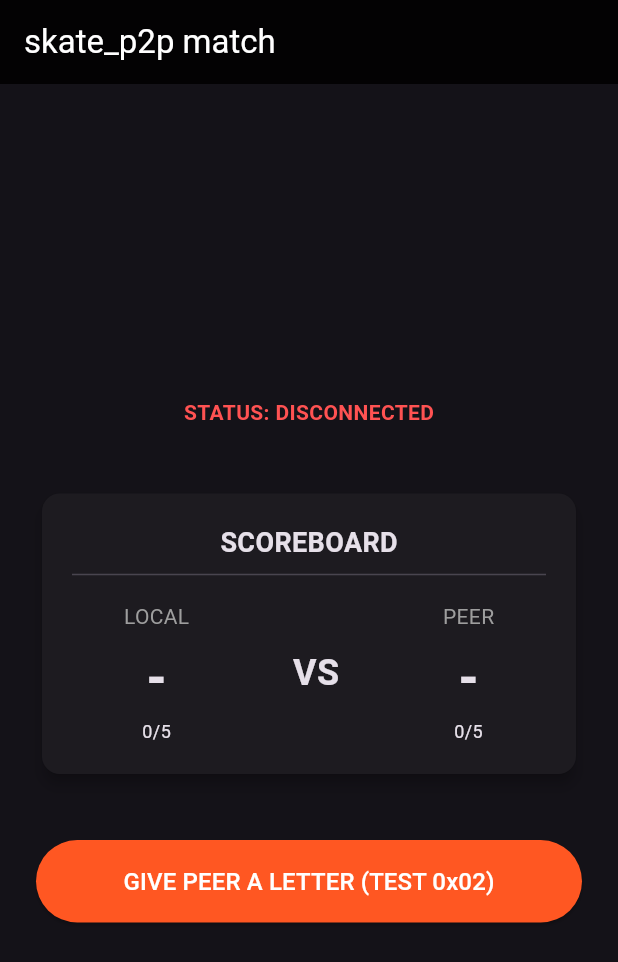
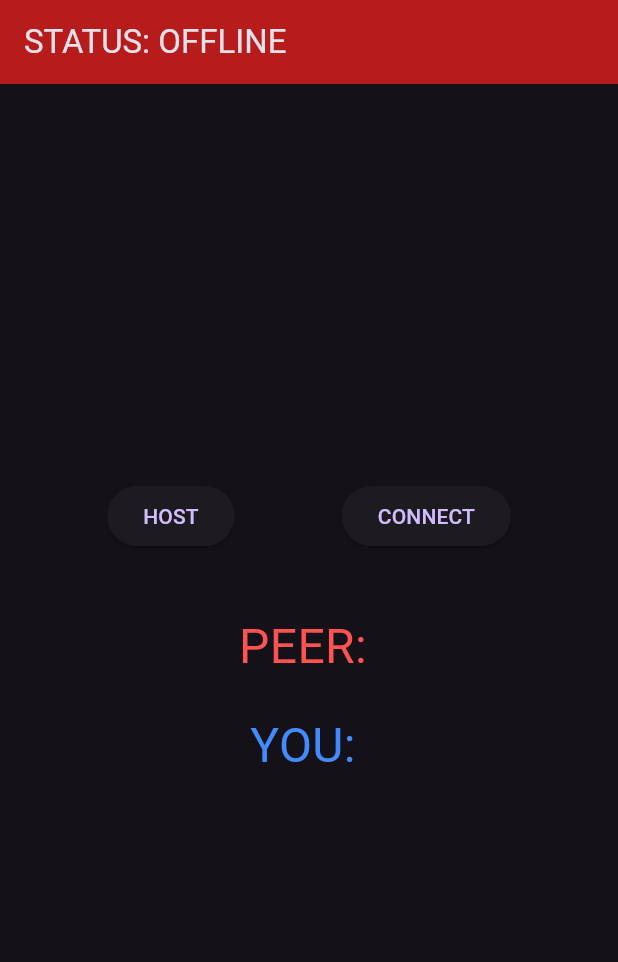
Before and after one commit to ponder-the-orb/skate_p2p, a Flutter app: the screen it shows after launch, on a phone screen of 412 x 824 dp. Shown: the top 962 px of the screen. Run offline on Flutter 3.47's test engine with Material 3 defaults, Android fonts, the phone set to English and light mode, and no system bars.

Commit message:
checkpoint: working binary packer and dispatcher, transitioning network service to websockets

```diff
--- a/lib/core/state/app_state.dart
+++ b/lib/core/state/app_state.dart
@@ -5,10 +5,12 @@ class AppState extends ChangeNotifier {
   int _localLetters = 0;
   int _peerLetters = 0;
   bool _isConnected = false;
+  bool _isMyTurn = true;
 
   int get localLetters => _localLetters;
   int get peerLetters => _peerLetters;
   bool get isConnected => _isConnected;
+  bool get isMyTurn => _isMyTurn;
 
   void setConnectionStatus(bool status) {
     _isConnected = status;
@@ -25,4 +27,9 @@ class AppState extends ChangeNotifier {
     notifyListeners();
   }
 
+  void setTurnState(bool myTurn) {
+    _isMyTurn = myTurn;
+    notifyListeners();
+  }
+
 }
--- a/lib/main.dart
+++ b/lib/main.dart
@@ -1,68 +1,106 @@
 import 'package:flutter/material.dart';
+import 'package:provider/provider.dart';
 import 'core/state/app_state.dart';
-import 'core/network/signaling_service.dart';
 import 'core/network/packet_dispatcher.dart';
-import 'ui/screens/match_screen.dart';
+import 'core/network/network_service.dart';
+import 'core/network/binary_packer.dart';
 
 void main() {
-  runApp(const SkateApp());
+  final appState = AppState();
+  final dispatcher = PacketDispatcher(appState);
+  final network = NetworkService(dispatcher, appState);
+
+  runApp(
+    ChangeNotifierProvider.value(
+      value: appState,
+      child: MaterialApp(
+        debugShowCheckedModeBanner: false,
+        theme: ThemeData.dark(),
+        home: SkateGameScreen(network: network),
+      ),
+    ),
+  );
 }
 
-class SkateApp extends StatefulWidget {
-  const SkateApp({Key? key}) : super(key: key);
-
-  @override
-  State<SkateApp> createState() => _SkateAppState();
-}
-
-class _SkateAppState extends State<SkateApp> {
-  // Core system instances initialized at the top level of the app
-  final AppState _appState = AppState();
-  late final SignalingService _signalingService;
-  late final PacketDispatcher _packetDispatcher;
-
-  @override
-  void initState() {
-    super.initState();
-    _packetDispatcher = PacketDispatcher(_appState);
-    _signalingService = SignalingService();
-
-    // Connect to our local server via ADB reverse tunnel
-    _signalingService.connect(
-      'ws://127.0.0.1:8080',
-      onMessage: (message) {
-        // Route incoming raw bytes through our dispatcher
-        _packetDispatcher.dispatch(message);
-      },
-      onStatusChange: (status) {
-        print(status);
-        if (status == 'Connected') {
-          _appState.setConnectionStatus(true);
-        } else if (status.contains('Disconnected') || status.contains('Error')) {
-          _appState.setConnectionStatus(false);
-        }
-      },
-    );
-  }
-
-  @override
-  void dispose() {
-    _signalingService.disconnect();
-    super.dispose();
-  }
+class SkateGameScreen extends StatelessWidget {
+  final NetworkService network;
+  const SkateGameScreen({Key? key, required this.network}) : super(key: key);
 
   @override
   Widget build(BuildContext context) {
-    return MaterialApp(
-      debugShowCheckedModeBanner: false,
-      title: 'skate_p2p',
-      theme: ThemeData(
-        brightness: Brightness.dark,
-        primarySwatch: Colors.orange,
+    // This watches your AppState and rebuilds the screen when variables change
+    final state = context.watch<AppState>();
+
+    // Convert 0-5 into S-K-A-T-E strings
+    const skateLetters = ["", "S", "S-K", "S-K-A", "S-K-A-T", "S-K-A-T-E"];
+
+    return Scaffold(
+      appBar: AppBar(
+        title: Text(state.isConnected ? 'STATUS: CONNECTED' : 'STATUS: OFFLINE'),
+        backgroundColor: state.isConnected ? Colors.green[900] : Colors.red[900],
       ),
-      home: MatchScreen(
-        appState: _appState,
-        signalingService: _signalingService,
+      body: Column(
+        mainAxisAlignment: MainAxisAlignment.center,
+        children: [
+          // NETWORK CONTROLS
+          Row(
+            mainAxisAlignment: MainAxisAlignment.spaceEvenly,
+            children: [
+              ElevatedButton(
+                onPressed: () => network.host(8080),
+                child: const Text('HOST'),
+              ),
+              ElevatedButton(
+                // Hardcoded local ADB tunnel IP for now
+                onPressed: () => network.connect('127.0.0.1', 8080),
+                child: const Text('CONNECT'),
+              ),
+            ],
+          ),
+
+          const SizedBox(height: 40),
+
+          // SCOREBOARD
+          Text('PEER: ${skateLetters[state.peerLetters]}', style: const TextStyle(fontSize: 32, color: Colors.redAccent)),
+          const SizedBox(height: 20),
+          Text('YOU: ${skateLetters[state.localLetters]}', style: const TextStyle(fontSize: 32, color: Colors.blueAccent)),
+
+          const SizedBox(height: 40),
+
+          // GAME CONTROLS (Only show if connected)
+          if (state.isConnected) ...[
+            Text(state.isMyTurn ? "YOUR TURN (SETTING)" : "PEER'S TURN (MATCHING)"),
+            const SizedBox(height: 20),
+            Row(
+              mainAxisAlignment: MainAxisAlignment.spaceEvenly,
+              children: [
+                ElevatedButton(
+                  onPressed: () {
+                    // Update local state
+                    int newScore = state.localLetters + 1;
+                    state.updateLocalScore(newScore);
+
+                    // Pack and send across network
+                    final packet = BinaryPacker.packScoreUpdate(senderId: 1024, lettersCount: newScore);
+                    network.sendPacket(packet);
+                  },
+                  child: const Text('I BAILED (+1 Letter)'),
+                ),
+                ElevatedButton(
+                  onPressed: () {
+                    // Flip turn flag
+                    state.setTurnState(!state.isMyTurn);
+
+                    // Pack and send across network
+                    final packet = BinaryPacker.packTurnState(senderId: 1024, isMyTurn: !state.isMyTurn);
+                    network.sendPacket(packet);
+                  },
+                  child: const Text('PASS TURN'),
+                ),
+              ],
+            ),
+          ]
+        ],
       ),
     );
   }
--- a/pubspec.yaml
+++ b/pubspec.yaml
@@ -36,6 +36,7 @@ dependencies:
   cupertino_icons: ^1.0.8
   camera: ^0.12.0+2
   web_socket_channel: ^3.0.1
+  provider: ^6.1.5+1
 
 dev_dependencies:
   flutter_test:
```
Also changed, not shown: lib/core/network/binary_packer.dart (+11 -0 lines), lib/core/network/network_service.dart (added, +95 -0 lines), lib/core/network/packet_dispatcher.dart (+13 -3 lines), pubspec.lock.
